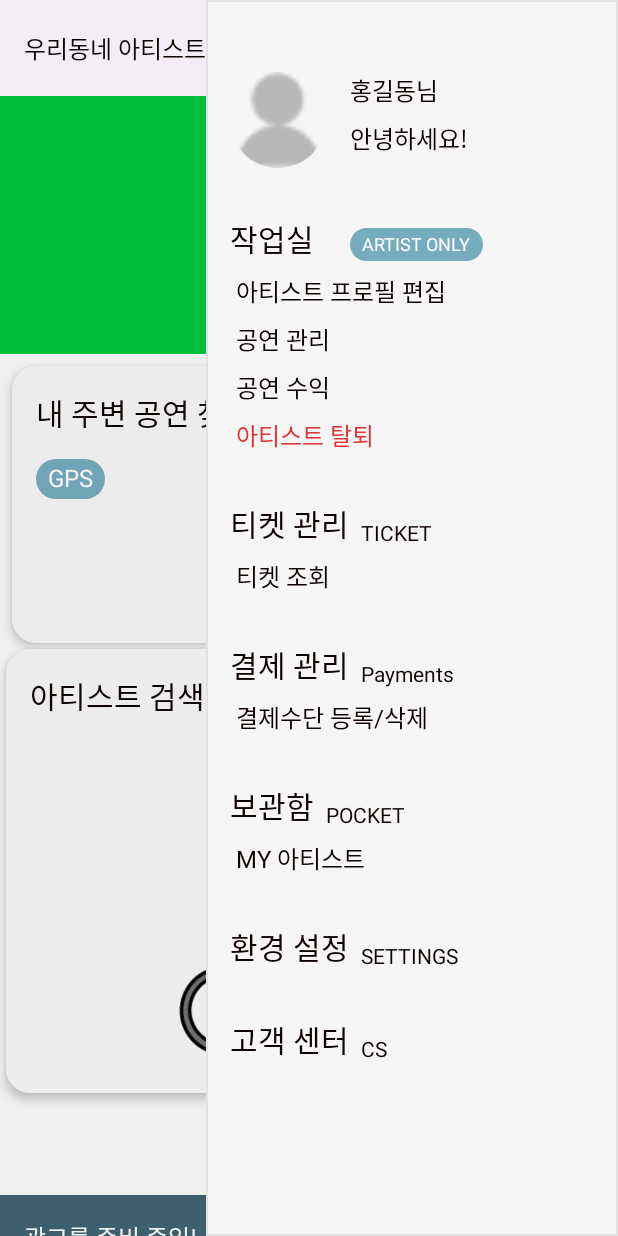
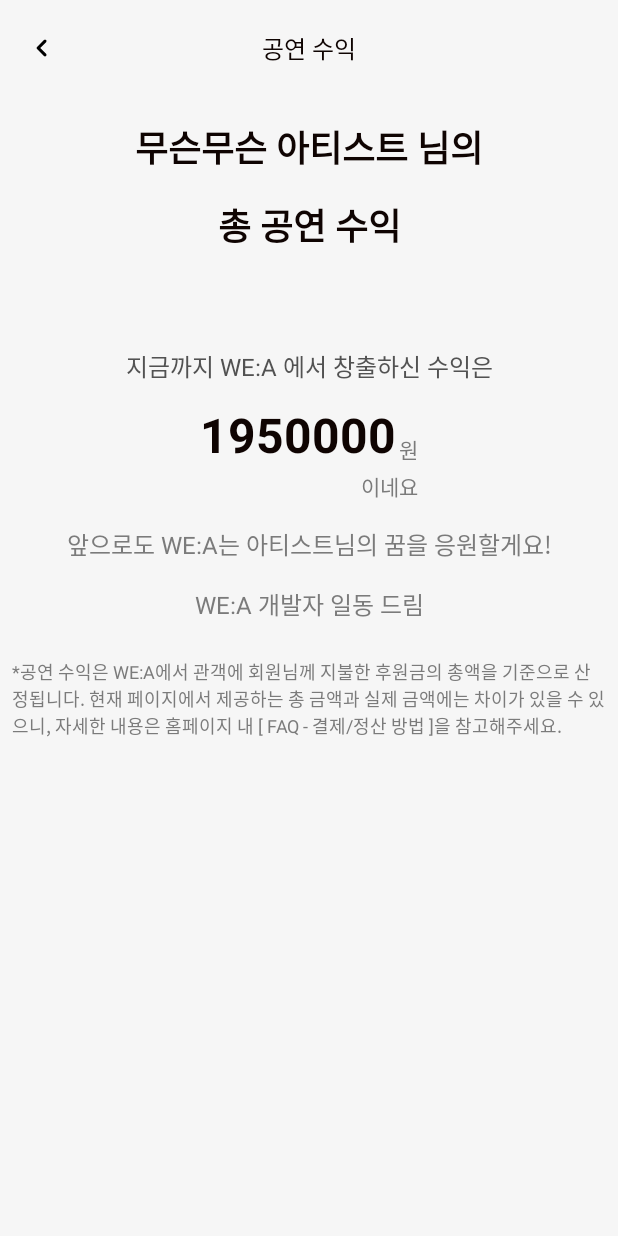
Before and after one commit to TeamAnyPayments/anyPayments, an Android app built with Jetpack Compose: the screen it shows after launch (MainActivity), after a tap on "공연 수익", on a phone screen of 412 x 824 dp. Run offline under Robolectric (Android 15) with nearby library versions, the phone set to English and light mode, and no system bars; libraries missing offline, so code that uses them is left out: com.naver.maps; Roboto replaces fonts that are not available here; 1 statement that could not run was skipped; 2 other taps on this screen came first.

Commit message:
comp : 공연 수익 페이지 생성 및 추가

```diff
--- a/wea/app/src/main/java/com/artist/wea/MainActivity.kt
+++ b/wea/app/src/main/java/com/artist/wea/MainActivity.kt
@@ -14,6 +14,8 @@ import com.artist.wea.constants.PageRoutes
 import com.artist.wea.pages.ArtistRankPage
 import com.artist.wea.pages.ChangeEmailPage
 import com.artist.wea.pages.ChangePwdPage
+import com.artist.wea.pages.ClientServicePage
+import com.artist.wea.pages.ConcertBenefitPage
 import com.artist.wea.pages.FindIdPage
 import com.artist.wea.pages.FindPwdPage
 import com.artist.wea.pages.HomePage
@@ -62,6 +64,8 @@ class MainActivity : ComponentActivity() {
                 composable(PageRoutes.ArtistRank.route) {ArtistRankPage(navController = navController) }
                 composable(PageRoutes.Notify.route) { NotifyPage(navController = navController) }
                 composable(PageRoutes.Setting.route) { SettingPage(navController = navController) }
+                composable(PageRoutes.ClientService.route) { ClientServicePage(navController = navController)}
+                composable(PageRoutes.ConcertBenefit.route) { ConcertBenefitPage(navController = navController) }
             }
         }
     }
--- a/wea/app/src/main/java/com/artist/wea/components/sidemenu/ArtistMenu.kt
+++ b/wea/app/src/main/java/com/artist/wea/components/sidemenu/ArtistMenu.kt
@@ -13,6 +13,7 @@ import androidx.compose.ui.res.colorResource
 import androidx.compose.ui.unit.dp
 import androidx.navigation.NavHostController
 import com.artist.wea.R
+import com.artist.wea.constants.PageRoutes
 import com.artist.wea.constants.getDefTextStyle
 
 @Composable
@@ -63,7 +64,7 @@ fun ArtistMenu(
                 .wrapContentHeight()
                 .padding(start = 4.dp)
                 .clickable {
-                    // navController.navigate(PageRoutes.Home.route)
+                    navController.navigate(PageRoutes.ConcertBenefit.route)
                 }
         )
         // 아티스트 탈퇴
--- a/wea/app/src/main/java/com/artist/wea/constants/DefaultStyle.kt
+++ b/wea/app/src/main/java/com/artist/wea/constants/DefaultStyle.kt
@@ -24,6 +24,24 @@ import androidx.compose.ui.unit.dp
 import androidx.compose.ui.unit.sp
 import com.artist.wea.R
 
+
+// OutLinedText 기본 세팅
+@OptIn(ExperimentalMaterial3Api::class)
+@Composable
+fun getOutlinedTextFieldColors():TextFieldColors{
+    return TextFieldDefaults
+        .outlinedTextFieldColors(
+            textColor = colorResource(id = R.color.black),
+            cursorColor = colorResource(id = R.color.dark_orange300),
+            errorCursorColor = colorResource(id = R.color.red500),
+            focusedBorderColor = colorResource(id = R.color.dark_orange300),
+            unfocusedBorderColor = colorResource(id = R.color.mono800),
+            placeholderColor = colorResource(id = R.color.mono600),
+            errorBorderColor = colorResource(id = R.color.red500),
+            errorLabelColor = colorResource(id = R.color.red500),
+            focusedLabelColor = colorResource(id = R.color.dark_orange600)
+        )
+}
 
 //토글버튼 기본 세팅
 @Composable
--- a/wea/app/src/main/java/com/artist/wea/constants/PageRoutes.kt
+++ b/wea/app/src/main/java/com/artist/wea/constants/PageRoutes.kt
@@ -12,5 +12,7 @@ sealed class PageRoutes(val route:String){
     object ArtistRank: PageRoutes("artist-rank")
     object Notify: PageRoutes("notify")
     object Setting: PageRoutes("setting")
+    object ClientService: PageRoutes("client-service")
+    object ConcertBenefit: PageRoutes("concert-benefit")
 
 }
--- /dev/null
+++ b/wea/app/src/main/java/com/artist/wea/pages/ConcertBenefitPage.kt
@@ -0,0 +1,135 @@
+package com.artist.wea.pages
+
+import androidx.compose.foundation.background
+import androidx.compose.foundation.layout.Arrangement
+import androidx.compose.foundation.layout.Column
+import androidx.compose.foundation.layout.Row
+import androidx.compose.foundation.layout.Spacer
+import androidx.compose.foundation.layout.fillMaxSize
+import androidx.compose.foundation.layout.fillMaxWidth
+import androidx.compose.foundation.layout.height
+import androidx.compose.foundation.layout.padding
+import androidx.compose.foundation.layout.wrapContentHeight
+import androidx.compose.foundation.layout.wrapContentWidth
+import androidx.compose.material3.Text
+import androidx.compose.runtime.Composable
+import androidx.compose.ui.Alignment
+import androidx.compose.ui.Modifier
+import androidx.compose.ui.res.colorResource
+import androidx.compose.ui.res.stringResource
+import androidx.compose.ui.text.font.FontWeight
+import androidx.compose.ui.text.style.TextAlign
+import androidx.compose.ui.unit.dp
+import androidx.compose.ui.unit.sp
+import androidx.navigation.NavHostController
+import com.artist.wea.R
+import com.artist.wea.components.PageTopBar
+import com.artist.wea.constants.get12TextStyle
+import com.artist.wea.constants.get14TextStyle
+import com.artist.wea.constants.getDefTextStyle
+
+@Composable
+fun ConcertBenefitPage(
+    navController: NavHostController
+){
+    val artistName = "무슨무슨 아티스트"
+    val benefitCount = 1950000
+
+    Column(
+        modifier = Modifier
+            .fillMaxSize()
+            .background(color = colorResource(id = R.color.mono50)),
+        verticalArrangement = Arrangement.spacedBy(16.dp),
+        horizontalAlignment = Alignment.CenterHorizontally
+    ) {
+
+        PageTopBar(
+            navController = navController,
+            pageTitle = "공연 수익"
+        )
+        Text(
+            text = "$artistName 님의",
+            style = getDefTextStyle()
+                .copy(
+                    fontSize = 24.sp,
+                    fontWeight = FontWeight.Bold
+                )
+        )
+        Text(
+            text = "총 공연 수익",
+            style = getDefTextStyle()
+                .copy(
+                    fontSize = 24.sp,
+                    fontWeight = FontWeight.Bold
+                )
+        )
+        Spacer(modifier = Modifier.height(32.dp))
+        Text(
+            text = "지금까지 WE:A 에서 창출하신 수익은",
+            style = getDefTextStyle()
+                .copy(
+                    color = colorResource(id = R.color.mono800)
+                )
+        )
+
+        Column(
+            modifier = Modifier
+                .wrapContentWidth()
+                .wrapContentHeight(),
+            verticalArrangement = Arrangement.spacedBy(4.dp),
+            horizontalAlignment = Alignment.End
+        ) {
+            Row(
+                modifier = Modifier
+                    .wrapContentWidth()
+                    .wrapContentHeight(),
+                horizontalArrangement = Arrangement.spacedBy(2.dp),
+                verticalAlignment = Alignment.Bottom
+            ) {
+                Text(
+                    text = "$benefitCount",
+                    style = getDefTextStyle()
+                        .copy(
+                            fontSize = 32.sp, fontWeight = FontWeight.Bold
+                        )
+                )
+                Text(
+                    text = "원",
+                    style = get14TextStyle()
+                        .copy(
+                            color = colorResource(id = R.color.mono600)
+                        )
+                )
+            }
+            Text(
+                text = "이네요",
+                style = get14TextStyle()
+                    .copy(
+                        color = colorResource(id = R.color.mono600),
+                        textAlign = TextAlign.End
+                    ),
+                // modifier = Modifier.fillMaxWidth(),
+            )
+        }
+        Text(
+            text = "앞으로도 WE:A는 아티스트님의 꿈을 응원할게요!",
+            style = getDefTextStyle(colorResource(id = R.color.mono600))
+        )
+        Text(
+            text = "WE:A 개발자 일동 드림",
+            style = getDefTextStyle(colorResource(id = R.color.mono600))
+        )
+
+        Text(
+            text = stringResource(R.string.text_concert_benefit_detail),
+            style = get12TextStyle()
+                .copy(color = colorResource(id = R.color.mono600)),
+            modifier = Modifier
+                .fillMaxWidth()
+                .wrapContentHeight()
+                .padding(8.dp)
+        )
+
+    }
+
+}
--- a/wea/app/src/main/res/values/strings.xml
+++ b/wea/app/src/main/res/values/strings.xml
@@ -44,5 +44,6 @@
     <string name="text_change_email_page_guide">이메일을 재설정합니다.</string>
     <string name="text_btn_change_email">이메일 변경하기</string>
     <string name="text_user_greeting">안녕하세요!</string>
+    <string name="text_concert_benefit_detail">*공연 수익은 WE:A에서 관객에 회원님께 지불한 후원금의 총액을 기준으로 산정됩니다. 현재 페이지에서 제공하는 총 금액과 실제 금액에는 차이가 있을 수 있으니, 자세한 내용은 홈페이지 내 [ FAQ - 결제/정산 방법 ]을 참고해주세요.</string>
 
 </resources>
```
